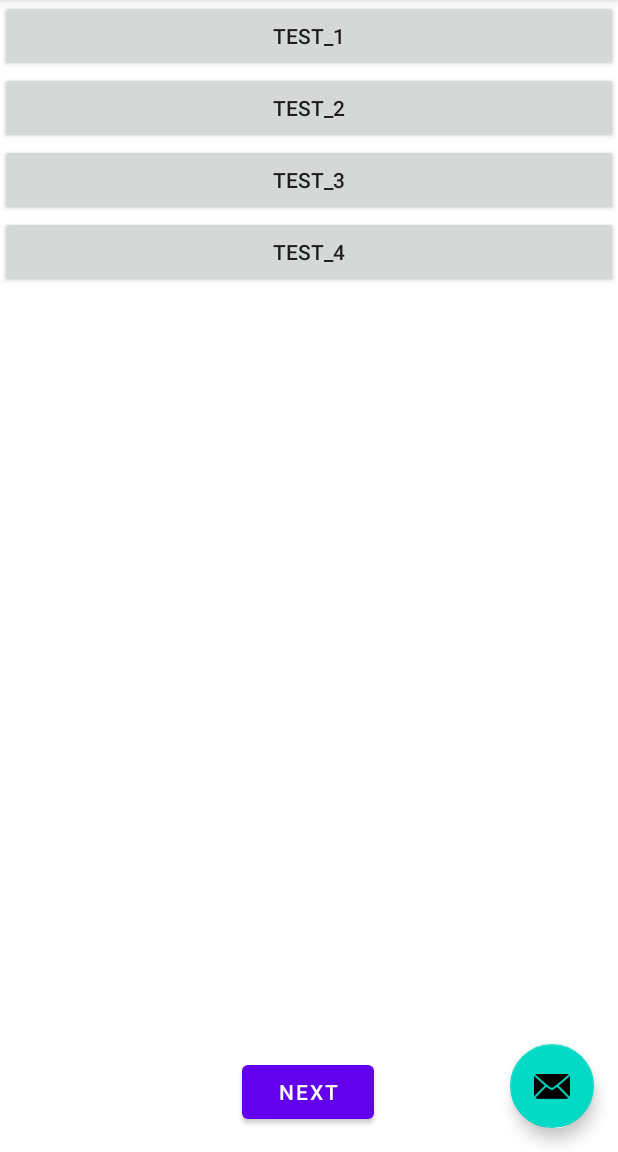
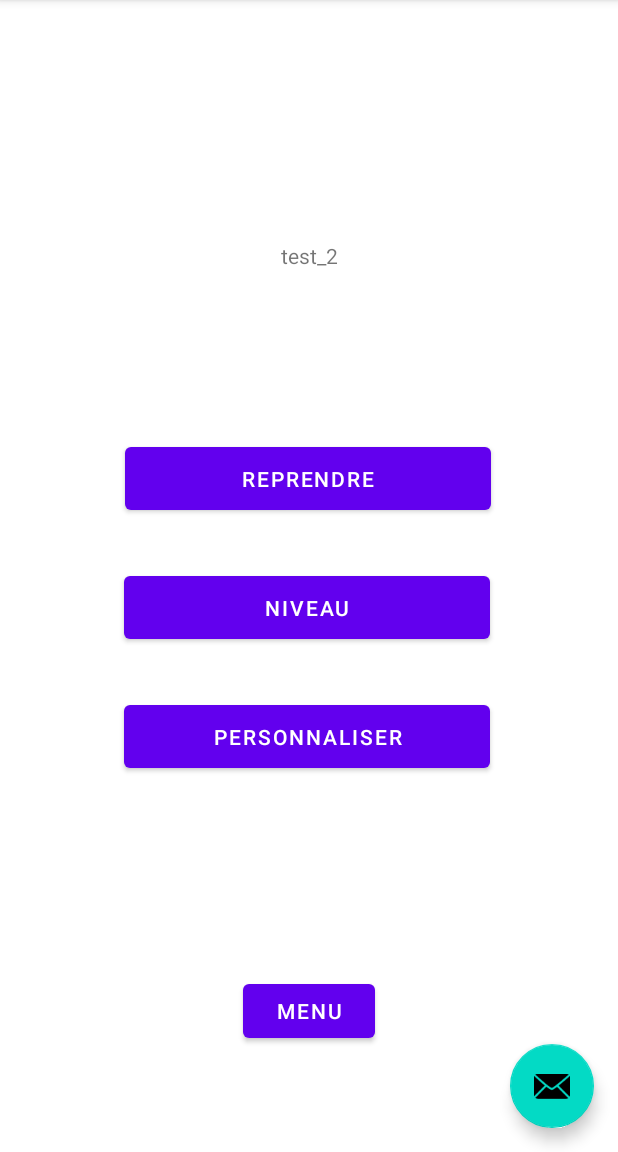
Before and after one commit to Verdunj/GreenGames, an Android app: the screen it shows after launch (MainActivity), after a tap on "TEST_2", on a phone screen of 412 x 824 dp, the part 84-1236 px from its top. Run offline under Robolectric (Android 15) with nearby library versions, the phone set to English and light mode, and no system bars.

Commit message:
layout option de jeu

```diff
--- a/app/build.gradle
+++ b/app/build.gradle
@@ -41,6 +41,10 @@ dependencies {
     implementation 'androidx.constraintlayout:constraintlayout:1.1.3'
     implementation 'androidx.navigation:navigation-fragment-ktx:2.2.2'
     implementation 'androidx.navigation:navigation-ui-ktx:2.2.2'
+    implementation 'android.arch.lifecycle:extensions:1.1.1'
+    implementation 'androidx.legacy:legacy-support-v4:1.0.0'
+    implementation 'androidx.lifecycle:lifecycle-livedata-ktx:2.2.0'
+    implementation 'androidx.lifecycle:lifecycle-viewmodel-ktx:2.2.0'
     testImplementation 'junit:junit:4.+'
     androidTestImplementation 'androidx.test.ext:junit:1.1.1'
     androidTestImplementation 'androidx.test.espresso:espresso-core:3.2.0'
--- /dev/null
+++ b/app/src/main/java/com/example/myapplication/Communicator.kt
@@ -0,0 +1,16 @@
+package com.example.myapplication
+
+import androidx.lifecycle.MutableLiveData
+import androidx.lifecycle.ViewModel
+
+class Communicator : ViewModel() {
+    val message = MutableLiveData<Any>()
+
+    fun setMsgGameId(msg:Int){
+        message.value = msg
+    }
+
+    fun setMsgCommunicator(msg:Int){
+        message.value = msg
+    }
+}
--- a/app/src/main/java/com/example/myapplication/FirstFragment.kt
+++ b/app/src/main/java/com/example/myapplication/FirstFragment.kt
@@ -8,11 +8,14 @@ import android.view.ViewGroup
 import android.widget.Button
 import android.widget.LinearLayout
 import androidx.navigation.fragment.findNavController
+import androidx.lifecycle.ViewModelProviders
+
 
 /**
  * A simple [Fragment] subclass as the default destination in the navigation.
  */
 class FirstFragment : Fragment() {
+    private var model: Communicator?=null
 
     override fun onCreateView(
             inflater: LayoutInflater, container: ViewGroup?,
@@ -24,16 +27,24 @@ class FirstFragment : Fragment() {
 
     override fun onViewCreated(view: View, savedInstanceState: Bundle?) {
         super.onViewCreated(view, savedInstanceState)
+
+        /* Creation du communicateur pour l'envoi au autres pages */
+        model= ViewModelProviders.of(this.requireActivity()).get(Communicator::class.java)
+
         val layout = view.findViewById<LinearLayout>(R.id.button_layout)
         for (g in GameData.core.findAllGames()) {
             val b = Button(view.context)
             b.text = g.name
-            b.setOnClickListener { /*TODO: click on the game*/ }
+            /* Envoi l'ID du jeu a la page de configuration */
+            b.setOnClickListener {
+                model!!.setMsgGameId(g.id)
+                findNavController().navigate(R.id.action_FirstFragment_to_optionGameFragment)
+            }
             val p = ViewGroup.LayoutParams(ViewGroup.LayoutParams.MATCH_PARENT, ViewGroup.LayoutParams.WRAP_CONTENT)
             layout.addView(b, p)
         }
         view.findViewById<Button>(R.id.button_first).setOnClickListener {
-            findNavController().navigate(R.id.action_FirstFragment_to_SecondFragment)
+            findNavController().navigate(R.id.action_FirstFragment_to_optionGameFragment)
         }
     }
 }
--- /dev/null
+++ b/app/src/main/java/com/example/myapplication/OptionGameFragment.kt
@@ -0,0 +1,70 @@
+package com.example.myapplication
+
+import androidx.lifecycle.ViewModelProvider
+import android.os.Bundle
+import androidx.fragment.app.Fragment
+import android.view.LayoutInflater
+import android.view.View
+import android.view.ViewGroup
+import android.widget.Button
+import android.widget.TextView
+import android.widget.Toast
+import androidx.lifecycle.Observer
+import androidx.lifecycle.ViewModelProviders
+import androidx.navigation.fragment.findNavController
+
+class OptionGameFragment : Fragment() {
+
+    override fun onCreateView(
+        inflater: LayoutInflater, container: ViewGroup?,
+        savedInstanceState: Bundle?
+    ): View? {
+        // Inflate the layout for this fragment
+        return inflater.inflate(R.layout.option_game_fragment, container, false)
+    }
+
+    override fun onViewCreated(view: View, savedInstanceState: Bundle?) {
+        super.onViewCreated(view, savedInstanceState)
+
+        /* Recuperation de l'ID jeu et set les options dispo */
+        val model= ViewModelProviders.of(requireActivity()).get(Communicator::class.java)
+        model.message.observe(viewLifecycleOwner, Observer<Any> { t ->
+            println("at end ${t.toString()}")
+            val gameId: Int = t.toString().toInt()
+            println("gameid = $gameId")
+
+            /* set le nom du jeu */
+            val game = GameData.core.findGameById(t.toString().toInt())
+            view.findViewById<TextView>(R.id.gameName).text = game!!.name
+
+
+            if((gameId == 1) or (gameId ==  5) or (gameId === 6)) {
+                println("dans if 1")
+                view.findViewById<Button>(R.id.button_multi).visibility = View.GONE
+            }
+            if(gameId == 7){
+                println("dans if 7")
+                view.findViewById<Button>(R.id.button_niveau).text = "Theme"
+            }
+
+            val toast = Toast.makeText(context, "Jeu pas encore implémenté", Toast.LENGTH_LONG)
+            view.findViewById<Button>(R.id.button_reprendre).setOnClickListener {
+                toast.show()
+            }
+            view.findViewById<Button>(R.id.button_niveau).setOnClickListener {
+                toast.show()
+            }
+            view.findViewById<Button>(R.id.button_multi).setOnClickListener {
+                toast.show()
+            }
+            view.findViewById<Button>(R.id.button_personnaliser).setOnClickListener {
+                toast.show()
+            }
+        })
+
+        view.findViewById<Button>(R.id.menu_button).setOnClickListener {
+            findNavController().navigate(R.id.action_optionGameFragment_to_FirstFragment)
+        }
+    }
+
+}
--- a/app/src/main/java/com/example/myapplication/SecondFragment.kt
+++ /dev/null
@@ -1,31 +0,0 @@
-package com.example.myapplication
-
-import android.os.Bundle
-import androidx.fragment.app.Fragment
-import android.view.LayoutInflater
-import android.view.View
-import android.view.ViewGroup
-import android.widget.Button
-import androidx.navigation.fragment.findNavController
-
-/**
- * A simple [Fragment] subclass as the second destination in the navigation.
- */
-class SecondFragment : Fragment() {
-
-    override fun onCreateView(
-            inflater: LayoutInflater, container: ViewGroup?,
-            savedInstanceState: Bundle?
-    ): View? {
-        // Inflate the layout for this fragment
-        return inflater.inflate(R.layout.fragment_second, container, false)
-    }
-
-    override fun onViewCreated(view: View, savedInstanceState: Bundle?) {
-        super.onViewCreated(view, savedInstanceState)
-
-        view.findViewById<Button>(R.id.button_second).setOnClickListener {
-            findNavController().navigate(R.id.action_SecondFragment_to_FirstFragment)
-        }
-    }
-}
--- a/app/src/main/res/layout/fragment_second.xml
+++ /dev/null
@@ -1,27 +0,0 @@
-<?xml version="1.0" encoding="utf-8"?>
-<androidx.constraintlayout.widget.ConstraintLayout xmlns:android="http://schemas.android.com/apk/res/android"
-    xmlns:app="http://schemas.android.com/apk/res-auto"
-    xmlns:tools="http://schemas.android.com/tools"
-    android:layout_width="match_parent"
-    android:layout_height="match_parent"
-    tools:context=".SecondFragment">
-
-    <TextView
-        android:id="@+id/textview_second"
-        android:layout_width="wrap_content"
-        android:layout_height="wrap_content"
-        app:layout_constraintBottom_toTopOf="@id/button_second"
-        app:layout_constraintEnd_toEndOf="parent"
-        app:layout_constraintStart_toStartOf="parent"
-        app:layout_constraintTop_toTopOf="parent" />
-
-    <Button
-        android:id="@+id/button_second"
-        android:layout_width="wrap_content"
-        android:layout_height="wrap_content"
-        android:text="@string/previous"
-        app:layout_constraintBottom_toBottomOf="parent"
-        app:layout_constraintEnd_toEndOf="parent"
-        app:layout_constraintStart_toStartOf="parent"
-        app:layout_constraintTop_toBottomOf="@id/textview_second" />
-</androidx.constraintlayout.widget.ConstraintLayout>
--- /dev/null
+++ b/app/src/main/res/layout/option_game_fragment.xml
@@ -0,0 +1,78 @@
+<?xml version="1.0" encoding="utf-8"?>
+<androidx.constraintlayout.widget.ConstraintLayout xmlns:android="http://schemas.android.com/apk/res/android"
+    xmlns:app="http://schemas.android.com/apk/res-auto"
+    xmlns:tools="http://schemas.android.com/tools"
+    android:id="@+id/frameLayout"
+    android:layout_width="match_parent"
+    android:layout_height="match_parent"
+    tools:context=".OptionGameFragment">
+
+    <TextView
+        android:id="@+id/gameName"
+        android:layout_width="wrap_content"
+        android:layout_height="wrap_content"
+        android:layout_marginTop="80dp"
+        android:layout_marginBottom="32dp"
+        android:visibility="visible"
+        app:layout_constraintBottom_toTopOf="@+id/button_reprendre"
+        app:layout_constraintEnd_toEndOf="parent"
+        app:layout_constraintStart_toStartOf="parent"
+        app:layout_constraintTop_toTopOf="parent" />
+
+    <Button
+        android:id="@+id/menu_button"
+        android:layout_width="wrap_content"
+        android:layout_height="wrap_content"
+        android:layout_marginBottom="70dp"
+        android:text="@string/menu"
+        app:layout_constraintBottom_toBottomOf="parent"
+        app:layout_constraintEnd_toEndOf="parent"
+        app:layout_constraintStart_toStartOf="parent" />
+
+    <Button
+        android:id="@+id/button_reprendre"
+        android:layout_width="244dp"
+        android:layout_height="54dp"
+        android:layout_marginBottom="32dp"
+        android:text="@string/Reprendre"
+        app:layout_constraintBottom_toTopOf="@+id/button_niveau"
+        app:layout_constraintEnd_toEndOf="parent"
+        app:layout_constraintHorizontal_bias="0.497"
+        app:layout_constraintStart_toStartOf="parent" />
+
+    <Button
+        android:id="@+id/button_niveau"
+        android:layout_width="244dp"
+        android:layout_height="54dp"
+        android:layout_marginBottom="32dp"
+        android:text="@string/niveau"
+        app:layout_constraintBottom_toTopOf="@+id/button_multi"
+        app:layout_constraintEnd_toEndOf="parent"
+        app:layout_constraintHorizontal_bias="0.491"
+        app:layout_constraintStart_toStartOf="parent" />
+
+    <Button
+        android:id="@+id/button_multi"
+        android:layout_width="244dp"
+        android:layout_height="54dp"
+        android:layout_marginBottom="32dp"
+        android:text="@string/multi"
+        android:visibility="visible"
+        app:layout_constraintBottom_toTopOf="@+id/button_personnaliser"
+        app:layout_constraintEnd_toEndOf="parent"
+        app:layout_constraintHorizontal_bias="0.491"
+        app:layout_constraintStart_toStartOf="parent" />
+
+    <Button
+        android:id="@+id/button_personnaliser"
+        android:layout_width="244dp"
+        android:layout_height="54dp"
+        android:layout_marginBottom="132dp"
+        android:text="@string/personnaliser"
+        android:visibility="visible"
+        app:layout_constraintBottom_toTopOf="@+id/menu_button"
+        app:layout_constraintEnd_toEndOf="parent"
+        app:layout_constraintHorizontal_bias="0.491"
+        app:layout_constraintStart_toStartOf="parent" />
+
+</androidx.constraintlayout.widget.ConstraintLayout>
--- a/app/src/main/res/navigation/nav_graph.xml
+++ b/app/src/main/res/navigation/nav_graph.xml
@@ -10,19 +10,17 @@
         android:name="com.example.myapplication.FirstFragment"
         android:label="@string/first_fragment_label"
         tools:layout="@layout/fragment_first">
-
         <action
-            android:id="@+id/action_FirstFragment_to_SecondFragment"
-            app:destination="@id/SecondFragment" />
+            android:id="@+id/action_FirstFragment_to_optionGameFragment"
+            app:destination="@id/optionGameFragment" />
     </fragment>
     <fragment
-        android:id="@+id/SecondFragment"
-        android:name="com.example.myapplication.SecondFragment"
-        android:label="@string/second_fragment_label"
-        tools:layout="@layout/fragment_second">
-
+        android:id="@+id/optionGameFragment"
+        android:name="com.example.myapplication.OptionGameFragment"
+        android:label="option_game_fragment"
+        tools:layout="@layout/option_game_fragment" >
         <action
-            android:id="@+id/action_SecondFragment_to_FirstFragment"
+            android:id="@+id/action_optionGameFragment_to_FirstFragment"
             app:destination="@id/FirstFragment" />
     </fragment>
 </navigation>
--- a/app/src/main/res/values/strings.xml
+++ b/app/src/main/res/values/strings.xml
@@ -99,4 +99,12 @@
         "For example, position the FAB to one side of stream of a cards so the FAB won’t interfere "
         "when a user tries to pick up one of cards.\n\n"
     </string>
+    <!-- TODO: Remove or change this placeholder text -->
+    <string name="hello_blank_fragment">Hello blank fragment</string>
+    <string name="error">Error</string>
+    <string name="Reprendre">Reprendre</string>
+    <string name="niveau">Niveau</string>
+    <string name="personnaliser">Personnaliser</string>
+    <string name="multi">Multi</string>
+    <string name="menu">Menu</string>
 </resources>
```
